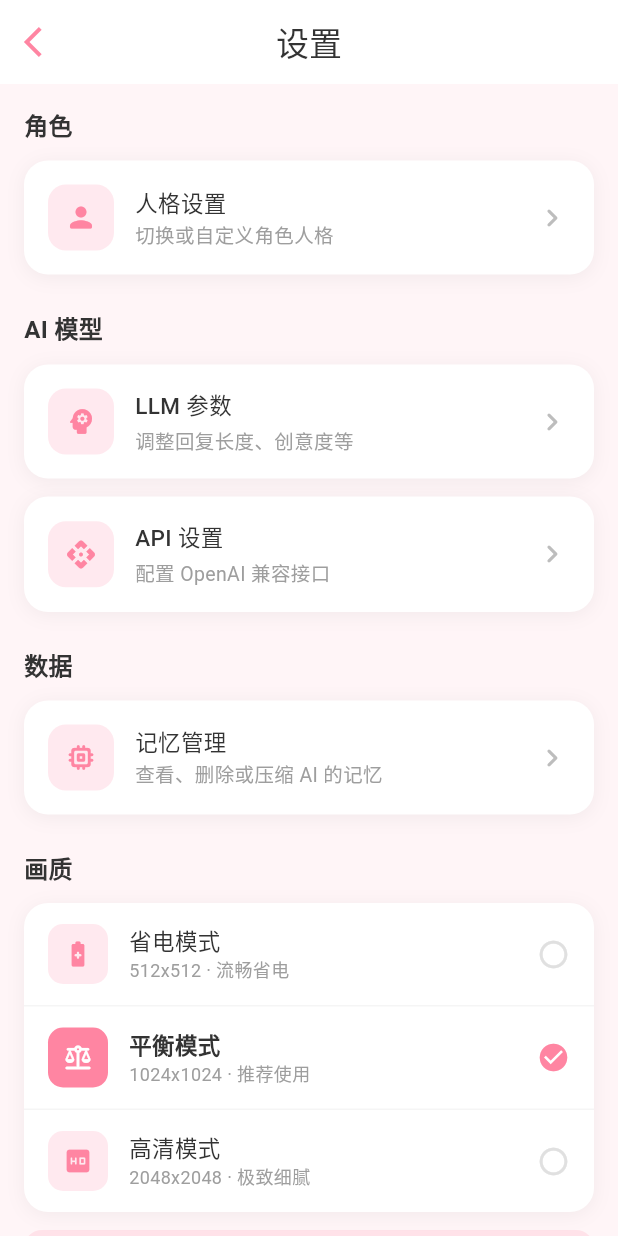
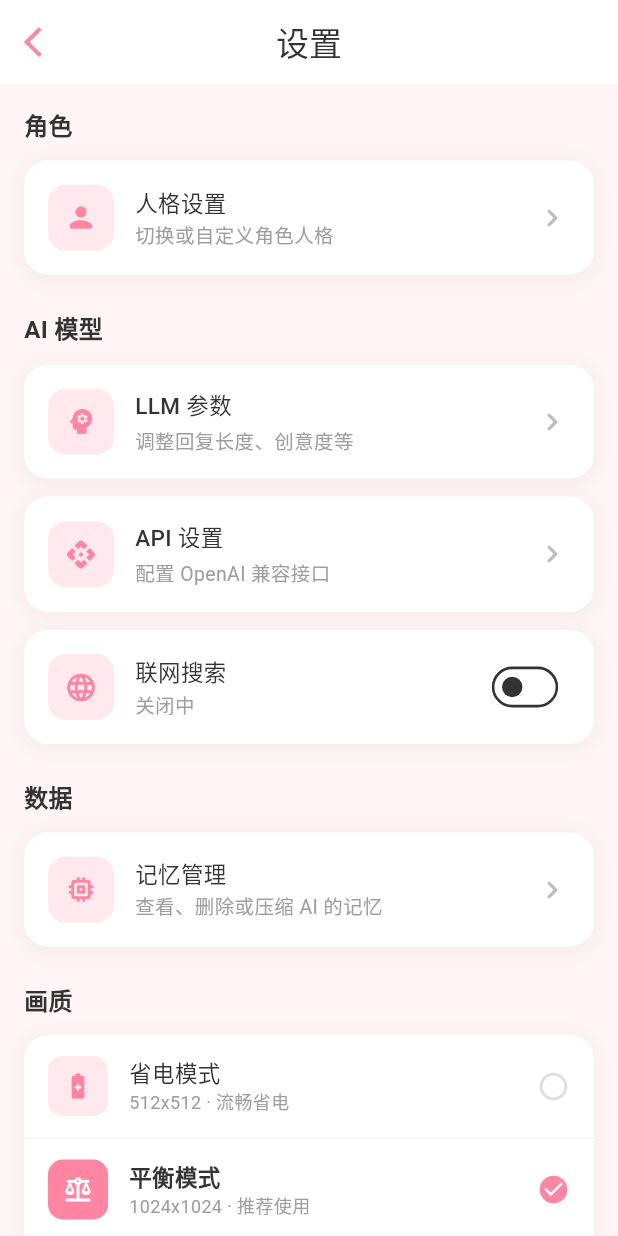
Before and after one commit to SunWithCat/lumi, a Flutter app: the screen it shows after launch, after a tap on the "settings" icon, on a phone screen of 412 x 824 dp. Run offline on Flutter 3.47's test engine with Material 3 defaults, Android fonts, the phone set to English and light mode, and no system bars; drawn by our look-alikes of toastification; our stand-ins replace dio, drift, flutter_riverpod, hooks_riverpod, logger; accounts and stored records are empty; generated files the repository leaves out were written again.

Commit message:
feat:添加联网参数，支持搜索网络进行回答

```diff
--- a/lib/core/config/app_settings.dart
+++ b/lib/core/config/app_settings.dart
@@ -42,18 +42,26 @@ class LLMSettings {
   final double temperature; // 0.0-2.0, 越高越随机
   final int maxTokens; // 最大输出 token 数
   final double topP; // 0.0-1.0, nucleus sampling
+  final bool enableSearch;
 
   const LLMSettings({
     this.temperature = 0.7,
     this.maxTokens = 500,
     this.topP = 1.0,
+    this.enableSearch = false,
   });
 
-  LLMSettings copyWith({double? temperature, int? maxTokens, double? topP}) {
+  LLMSettings copyWith({
+    double? temperature,
+    int? maxTokens,
+    double? topP,
+    bool? enableSearch,
+  }) {
     return LLMSettings(
       temperature: temperature ?? this.temperature,
       maxTokens: maxTokens ?? this.maxTokens,
       topP: topP ?? this.topP,
+      enableSearch: enableSearch ?? this.enableSearch,
     );
   }
 }
@@ -92,6 +100,7 @@ class AppSettingsNotifier extends StateNotifier<AppSettingsState> {
   static const _keyApiBaseUrl = 'api_base_url';
   static const _keyApiKey = 'api_key';
   static const _keyApiModel = 'api_model';
+  static const _keyEnableSearch = 'enable_search';
 
   final AppDatabase _db;
   late final Future<void> _loadFuture;
@@ -105,6 +114,7 @@ class AppSettingsNotifier extends StateNotifier<AppSettingsState> {
     final tempStr = await _db.getSetting(_keyLLMTemperature);
     final maxTokensStr = await _db.getSetting(_keyLLMMaxTokens);
     final topPStr = await _db.getSetting(_keyLLMTopP);
+    final enableSearch = await _db.getSetting(_keyEnableSearch);
     final baseUrlStr = await _db.getSetting(_keyApiBaseUrl);
     final apiKeyStr = await _db.getSetting(_keyApiKey);
     final modelStr = await _db.getSetting(_keyApiModel);
@@ -119,6 +129,7 @@ class AppSettingsNotifier extends StateNotifier<AppSettingsState> {
       temperature: double.tryParse(tempStr ?? '') ?? 0.7,
       maxTokens: int.tryParse(maxTokensStr ?? '') ?? 500,
       topP: double.tryParse(topPStr ?? '') ?? 1.0,
+      enableSearch: bool.tryParse(enableSearch ?? '') ?? false,
     );
 
     final apiSettings = ApiSettings(
@@ -172,6 +183,14 @@ class AppSettingsNotifier extends StateNotifier<AppSettingsState> {
     await _db.setSetting(_keyLLMTopP, clamped.toString());
   }
 
+  /// 设置联网搜索
+  Future<void> setEnableSearch(bool value) async {
+    state = state.copyWith(
+      llmSettings: state.llmSettings.copyWith(enableSearch: value),
+    );
+    await _db.setSetting(_keyEnableSearch, value.toString());
+  }
+
   /// 批量更新 LLM 设置
   Future<void> updateLLMSettings(LLMSettings settings) async {
     state = state.copyWith(llmSettings: settings);
--- a/lib/features/lumi/presentation/pages/lumi_home_page.dart
+++ b/lib/features/lumi/presentation/pages/lumi_home_page.dart
@@ -271,7 +271,6 @@ class _LumiHomePageState extends ConsumerState<LumiHomePage> with RouteAware {
                   _ActionButton(
                     icon: Icons.settings_rounded,
                     onTap: () {
-                      FocusManager.instance.primaryFocus?.unfocus();
                       Navigator.push(
                         context,
                         MaterialPageRoute(builder: (_) => const SettingsPage()),
@@ -304,18 +303,14 @@ class _LumiHomePageState extends ConsumerState<LumiHomePage> with RouteAware {
         ? availableHeight.clamp(_minChatHeight, _defaultChatHeight)
         : _defaultChatHeight;
 
-    return Positioned(
+    return AnimatedPositioned(
+      duration: const Duration(milliseconds: 280),
+      curve: Curves.easeOutCubic,
       left: 0,
       right: 0,
-      bottom: 0,
-      child: AnimatedPadding(
-        duration: const Duration(milliseconds: 250),
-        curve: Curves.linear,
-        padding: EdgeInsets.only(bottom: keyboardHeight),
-        child: AnimatedContainer(
-          duration: const Duration(milliseconds: 250),
-          curve: Curves.linear,
+      bottom: keyboardHeight,
       height: chatHeight,
+      child: Container(
         decoration: BoxDecoration(
           color: Colors.white.withValues(alpha: 0.7),
           borderRadius: const BorderRadius.vertical(top: Radius.circular(32)),
@@ -346,7 +341,6 @@ class _LumiHomePageState extends ConsumerState<LumiHomePage> with RouteAware {
                   ref.read(chatProvider.notifier).sendMessage(text),
             ),
           ],
-          ),
         ),
       ),
     );
@@ -622,6 +616,25 @@ class _MessageBubble extends StatelessWidget {
   }
 
   String _formatTime(DateTime time) {
-    return '${time.hour.toString().padLeft(2, '0')}:${time.minute.toString().padLeft(2, '0')}';
+    final now = DateTime.now();
+    final today = DateTime(now.year, now.month, now.day);
+    final messageDay = DateTime(time.year, time.month, time.day);
+    final difference = today.difference(messageDay).inDays;
+    final timeStr =
+        '${time.hour.toString().padLeft(2, '0')}:${time.minute.toString().padLeft(2, '0')}';
+    if (difference == 0) {
+      return timeStr;
+    } else if (difference == 1) {
+      return '昨天 $timeStr';
+    } else if (time.year == now.year) {
+      final month = time.month.toString().padLeft(2, '0');
+      final day = time.day.toString().padLeft(2, '0');
+      return '$month-$day $timeStr';
+    } else {
+      final year = time.year;
+      final month = time.month.toString().padLeft(2, '0');
+      final day = time.day.toString().padLeft(2, '0');
+      return '$year-$month-$day $timeStr';
     }
   }
+}
--- a/lib/features/settings/presentation/pages/settings_page.dart
+++ b/lib/features/settings/presentation/pages/settings_page.dart
@@ -3,6 +3,7 @@ import 'package:flutter_riverpod/flutter_riverpod.dart';
 import 'package:lumi/core/config/app_settings.dart';
 import 'package:lumi/core/theme/app_theme.dart';
 import 'package:lumi/core/theme/theme_provider.dart';
+import 'package:lumi/core/utils/logger.dart';
 import 'package:lumi/features/memory/presentation/pages/memory_management_page.dart';
 import 'package:lumi/features/settings/presentation/pages/api_settings_page.dart';
 import 'package:lumi/features/settings/presentation/pages/llm_settings_page.dart';
@@ -70,6 +71,8 @@ class SettingsPage extends ConsumerWidget {
               MaterialPageRoute(builder: (_) => const ApiSettingsPage()),
             ),
           ),
+          const SizedBox(height: 12),
+          _buildSearchToggle(context, ref, settings),
           const SizedBox(height: 24),
           _buildSectionTitle('数据'),
           _buildSettingCard(
@@ -167,6 +170,79 @@ class SettingsPage extends ConsumerWidget {
             Icon(Icons.chevron_right_rounded, color: Colors.grey[400]),
           ],
         ),
+      ),
+    );
+  }
+
+  Widget _buildSearchToggle(
+    BuildContext context,
+    WidgetRef ref,
+    AppSettingsState settings,
+  ) {
+    final colorScheme = context.colorScheme;
+    final hasEnable = settings.llmSettings.enableSearch;
+    return Container(
+      padding: const EdgeInsets.all(16),
+      decoration: BoxDecoration(
+        color: Colors.white,
+        borderRadius: BorderRadius.circular(16),
+        boxShadow: [
+          BoxShadow(
+            color: Colors.black.withValues(alpha: 0.05),
+            blurRadius: 10,
+            offset: const Offset(0, 2),
+          ),
+        ],
+      ),
+      child: Row(
+        children: [
+          Container(
+            width: 44,
+            height: 44,
+            decoration: BoxDecoration(
+              color: colorScheme.secondary.withValues(alpha: 0.3),
+              borderRadius: BorderRadius.circular(12),
+            ),
+            child: Icon(
+              Icons.language_rounded,
+              color: colorScheme.primary,
+              size: 22,
+            ),
+          ),
+          const SizedBox(width: 14),
+          Expanded(
+            child: Column(
+              crossAxisAlignment: CrossAxisAlignment.start,
+              children: [
+                Text(
+                  '联网搜索',
+                  style: const TextStyle(
+                    fontSize: 15,
+                    fontWeight: FontWeight.w500,
+                    color: Color(0xFF333333),
+                  ),
+                ),
+                const SizedBox(height: 2),
+                Text(
+                  hasEnable ? '已开启，会额外消耗 Token 量' : '关闭中',
+                  style: TextStyle(fontSize: 13, color: Colors.grey[500]),
+                ),
+              ],
+            ),
+          ),
+          Transform.scale(
+            scale: 0.85,
+            child: Switch(
+              value: hasEnable,
+              activeColor: colorScheme.primary,
+              materialTapTargetSize: MaterialTapTargetSize.shrinkWrap,
+              onChanged: (v) {
+                ref.read(appSettingsProvider.notifier).setEnableSearch(v);
+                AppLogger.d(v ? '开启联网' : '关闭联网');
+              },
+            ),
+          ),
+        ],
       ),
     );
   }
--- a/lib/features/soul/presentation/providers/chat_provider.dart
+++ b/lib/features/soul/presentation/providers/chat_provider.dart
@@ -133,6 +133,7 @@ class ChatNotifier extends StateNotifier<ChatState> {
           temperature: _llmSettings.temperature,
           maxTokens: _llmSettings.maxTokens,
           topP: _llmSettings.topP,
+          enableSearch: _llmSettings.enableSearch,
         );
 
         final parsed = ResponseParser.parse(response);
```
Also changed, not shown: lib/features/soul/data/llm_client.dart (+33 -15 lines). Lines whose indentation alone changed are shown as unchanged.
